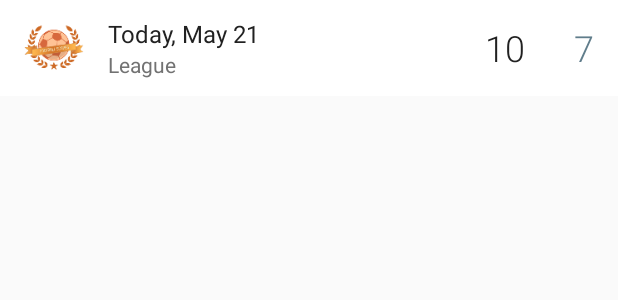
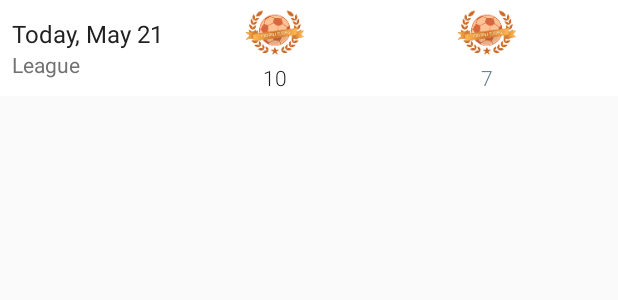
Before and after one commit to kevguy/FootballScores, an Android app: the layout widget_detail_list_item.xml on its own in the app's theme, with its tools: preview values and no code run, on a phone screen of 412 x 824 dp. Shown: the top 300 px of the screen. Run offline under Robolectric (Android 15) with nearby library versions, the light colour scheme and no system bars.

Commit message:
Formaatting for detail widget

```diff
--- a/app/src/main/java/barqsoft/footballscores/widget/TodayWidgetIntentService.java
+++ b/app/src/main/java/barqsoft/footballscores/widget/TodayWidgetIntentService.java
@@ -75,7 +75,7 @@ public class TodayWidgetIntentService extends IntentService {
 
         int today = 0;
         // FInd tomorrow's date
-        Date orgfragmentdate = new Date(System.currentTimeMillis()+((today+1)*86400000));
+        Date orgfragmentdate = new Date(System.currentTimeMillis()+((today+0)*86400000));
         SimpleDateFormat mformat = new SimpleDateFormat("yyyy-MM-dd");
         setFragmentDate(mformat.format(orgfragmentdate));
 
@@ -107,8 +107,8 @@ public class TodayWidgetIntentService extends IntentService {
 
         // Extract the score data from the Cursor
         int scoreId = data.getInt(INDEX_MATCH_ID);
-        int scoreArtResourceId = R.drawable.ic_launcher;
-        String description = "fuck " + Utilies.getLeague(Integer.parseInt(data.getString(INDEX_LEAGUE)));
+        int scoreArtResourceId = Utilies.getTeamCrestByTeamName(data.getString(INDEX_HOME));
+        String description = Utilies.getLeague(Integer.parseInt(data.getString(INDEX_LEAGUE)));
         String homeTeam = data.getString(INDEX_HOME);
         String wayTeam = data.getString(INDEX_AWAY);
         data.close();
--- a/app/src/main/res/layout/widget_detail_list_item.xml
+++ b/app/src/main/res/layout/widget_detail_list_item.xml
@@ -28,24 +28,14 @@
         android:layout_height="wrap_content"
         android:gravity="center_vertical"
         android:minHeight="?android:attr/listPreferredItemHeight"
-        android:paddingLeft="16dp"
-        android:paddingRight="16dp"
+        android:paddingLeft="8dp"
+        android:paddingRight="8dp"
         android:orientation="horizontal">
-
-        <ImageView
-            android:id="@+id/widget_icon"
-            android:layout_gravity="center"
-            android:layout_width="40dp"
-            android:layout_height="40dp"
-            android:layout_marginRight="16dp"
-            android:layout_marginEnd="16dp"
-            tools:src="@drawable/ic_launcher"
-            />
 
         <LinearLayout
             android:layout_height="wrap_content"
             android:layout_width="0dp"
-            android:layout_weight="7"
+            android:layout_weight="4"
             android:orientation="vertical">
 
             <TextView
@@ -65,29 +55,68 @@
                 tools:text="League"/>
         </LinearLayout>
 
+        <LinearLayout
+            android:layout_height="wrap_content"
+            android:layout_width="0dp"
+            android:layout_weight="5"
+            android:orientation="vertical">
+
+            <ImageView
+                android:id="@+id/home_icon"
+                android:layout_gravity="center"
+                android:layout_width="40dp"
+                android:layout_height="40dp"
+                android:layout_marginRight="8dp"
+                android:layout_marginEnd="8dp"
+                tools:src="@drawable/ic_launcher"
+                />
+
             <TextView
                 android:id="@+id/widget_high_temperature"
-            android:layout_width="@dimen/forecast_widget_text_width"
+                android:layout_width="match_parent"
                 android:layout_height="wrap_content"
                 android:layout_gravity="center"
-            android:gravity="right"
+                android:gravity="center"
                 android:layout_marginRight="@dimen/forecast_temperature_space"
                 android:layout_marginEnd="@dimen/forecast_temperature_space"
                 android:fontFamily="sans-serif-light"
                 android:textColor="@color/primary_text"
-            android:textSize="@dimen/forecast_widget_text_size"
+                android:textAppearance="@style/TextAppearance.AppCompat.Body1"
                 tools:text="10"/>
+        </LinearLayout>
+
+        <LinearLayout
+            android:layout_height="wrap_content"
+            android:layout_width="0dp"
+            android:layout_weight="5"
+            android:orientation="vertical">
+
+            <ImageView
+                android:id="@+id/away_icon"
+                android:layout_gravity="center"
+                android:layout_width="40dp"
+                android:layout_height="40dp"
+                android:layout_marginRight="8dp"
+                android:layout_marginEnd="8dp"
+                tools:src="@drawable/ic_launcher"
+                />
 
             <TextView
                 android:id="@+id/widget_low_temperature"
-            android:layout_width="@dimen/forecast_widget_text_width"
+                android:layout_width="match_parent"
                 android:layout_height="wrap_content"
                 android:layout_gravity="center"
-            android:gravity="right"
+                android:gravity="center"
                 android:fontFamily="sans-serif-light"
                 android:textColor="@color/forecast_low_text"
-            android:textSize="@dimen/forecast_widget_text_size"
-            tools:text="7"/>
+                android:layout_marginRight="@dimen/forecast_temperature_space"
+                android:layout_marginEnd="@dimen/forecast_temperature_space"
+                android:textAppearance="@style/TextAppearance.AppCompat.Body1"
+                tools:text="7"
+                />
+        </LinearLayout>
+
 
     </LinearLayout>
+
 </FrameLayout>
```
Also changed, not shown: app/src/main/java/barqsoft/footballscores/widget/DetailWidgetRemoteViewsService.java (+7 -53 lines). Lines whose indentation alone changed are shown as unchanged.
